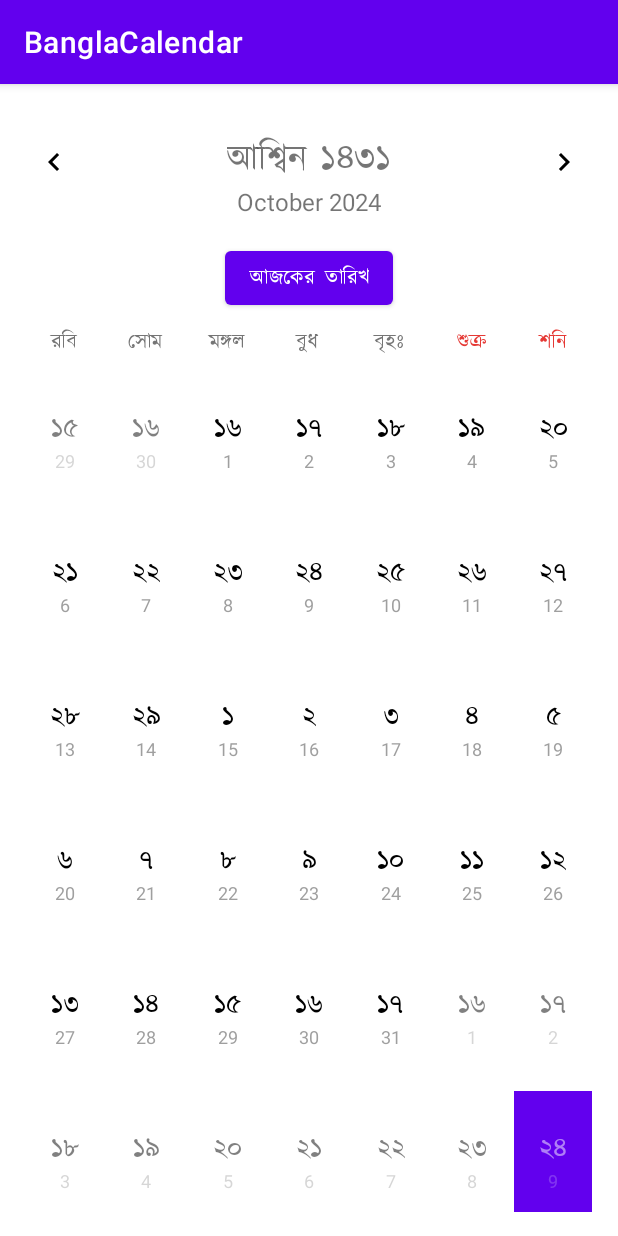
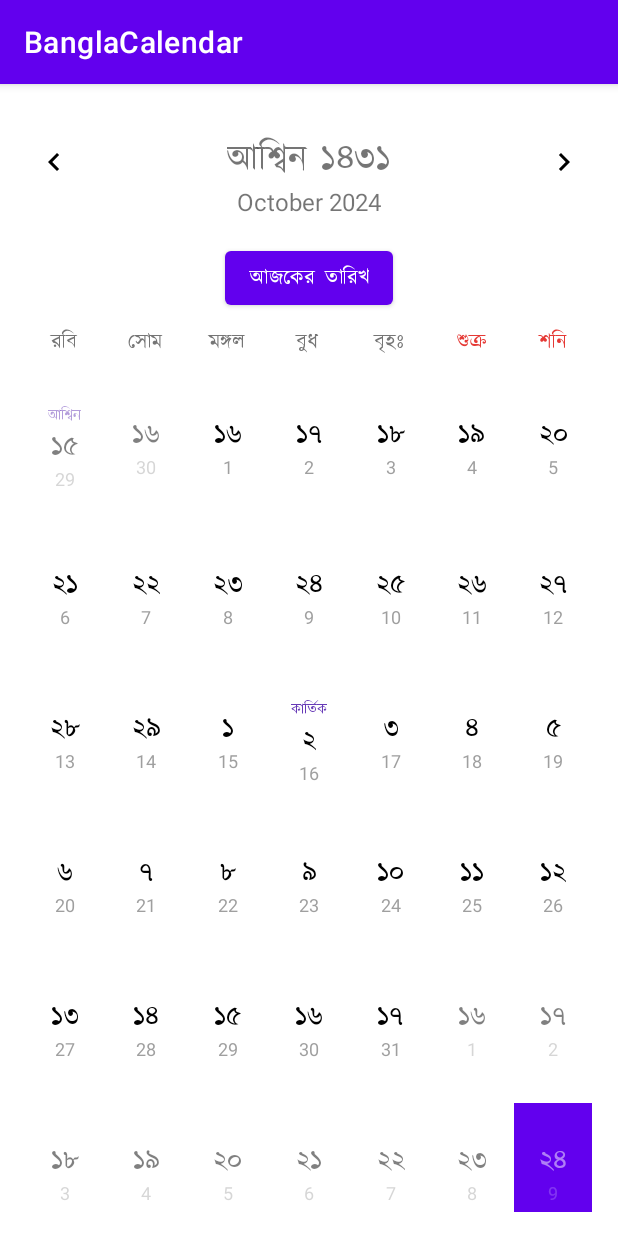
Before and after one commit to zawad1992/bangla-calendar, an Android app: the screen it shows after launch (MainActivity), after a tap on "Previous month", on a phone screen of 412 x 824 dp. Run offline under Robolectric (Android 15) with nearby library versions, the phone set to English and light mode, and no system bars.

Commit message:
[Refactor] Improve performance of getDaysInMonth

```diff
--- a/app/src/main/java/com/errorpoint/banglacalendar/MainActivity.kt
+++ b/app/src/main/java/com/errorpoint/banglacalendar/MainActivity.kt
@@ -1,7 +1,9 @@
 package com.errorpoint.banglacalendar
 
 import android.app.Dialog
+import android.graphics.Typeface
 import android.os.Bundle
+import android.util.LruCache
 import android.view.View
 import android.view.Window
 import android.widget.Button
@@ -19,8 +21,8 @@ import com.errorpoint.banglacalendar.utils.BanglaDateConverter
 import com.errorpoint.banglacalendar.utils.BanglaMonthYearPickerDialog
 import java.util.*
 
-
 class MainActivity : AppCompatActivity() {
+    private var banglaTypeface: Typeface? = null
     private lateinit var calendarRecyclerView: RecyclerView
     private lateinit var monthYearText: TextView
     private lateinit var prevMonth: ImageButton
@@ -30,15 +32,35 @@ class MainActivity : AppCompatActivity() {
     private lateinit var calendarAdapter: CalendarAdapter
 
     private var selectedDate = Calendar.getInstance()
+    private val dateListCache = LruCache<String, List<Date>>(12) // Cache for last 12 months
+    private val calendarCache = mutableMapOf<String, Calendar>()
 
     override fun onCreate(savedInstanceState: Bundle?) {
         super.onCreate(savedInstanceState)
         setContentView(R.layout.activity_main)
 
+        banglaTypeface = ResourcesCompat.getFont(this, R.font.bangla_font)
+
         initViews()
+        initCalendarAdapter()
         setListeners()
         setUpCalendar()
         setupBanglaFonts()
+    }
+
+    private fun initCalendarAdapter() {
+        calendarAdapter = CalendarAdapter(
+            banglaTypeface = banglaTypeface,
+            onDateClick = { date ->
+                val banglaClickedDate = BanglaDateConverter.convertToBanglaDate(date)
+                // Handle date click
+            }
+        )
+
+        calendarRecyclerView.apply {
+            layoutManager = GridLayoutManager(context, 7)
+            adapter = calendarAdapter
+        }
     }
 
     private fun initViews() {
@@ -51,12 +73,10 @@ class MainActivity : AppCompatActivity() {
     }
 
     private fun setupBanglaFonts() {
-        val banglaTypeface = ResourcesCompat.getFont(this, R.font.bangla_font)
         banglaTypeface?.let { typeface ->
             banglaMonthYear.typeface = typeface
             currentDateButton.typeface = typeface
 
-            // Set Bangla typeface for weekday headers
             val weekDaysLayout = findViewById<LinearLayout>(R.id.weekDaysLayout)
             for (i in 0 until weekDaysLayout.childCount) {
                 val child = weekDaysLayout.getChildAt(i)
@@ -65,7 +85,6 @@ class MainActivity : AppCompatActivity() {
                 }
             }
 
-            // Update adapter with new typeface
             if (::calendarAdapter.isInitialized) {
                 calendarAdapter.updateTypeface(typeface)
             }
@@ -97,9 +116,69 @@ class MainActivity : AppCompatActivity() {
         }
     }
 
+    private fun setUpCalendar() {
+        val monthYearFormatter = android.text.format.DateFormat.format("MMMM yyyy", selectedDate)
+        monthYearText.text = monthYearFormatter.toString()
+
+        val currentDate = Calendar.getInstance()
+        currentDateButton.visibility = if (
+            selectedDate.get(Calendar.MONTH) != currentDate.get(Calendar.MONTH) ||
+            selectedDate.get(Calendar.YEAR) != currentDate.get(Calendar.YEAR)
+        ) View.VISIBLE else View.GONE
+
+        val key = "${selectedDate.get(Calendar.YEAR)}-${selectedDate.get(Calendar.MONTH)}"
+        val banglaDate = getBanglaDateFromCache(key)
+        banglaMonthYear.text = "${banglaDate.month} ${convertToNumerals(banglaDate.year)}"
+
+        calendarAdapter.updateData(getDaysInMonth(selectedDate))
+    }
+
+    private fun getDaysInMonth(calendar: Calendar): List<Date> {
+        val key = "${calendar.get(Calendar.YEAR)}-${calendar.get(Calendar.MONTH)}"
+
+        return dateListCache.get(key) ?: run {
+            val dates = generateDaysInMonth(calendar)
+            dateListCache.put(key, dates)
+            dates
+        }
+    }
+
+    private fun generateDaysInMonth(calendar: Calendar): List<Date> {
+        val dates = ArrayList<Date>(42) // Pre-size ArrayList
+        val monthCalendar = getCalendarFromCache(calendar)
+
+        val firstDayOfMonth = monthCalendar.get(Calendar.DAY_OF_WEEK) - 1
+        monthCalendar.add(Calendar.DAY_OF_MONTH, -firstDayOfMonth)
+
+        repeat(42) {
+            dates.add(monthCalendar.time)
+            monthCalendar.add(Calendar.DAY_OF_MONTH, 1)
+        }
+
+        return dates
+    }
+
+    private fun getCalendarFromCache(calendar: Calendar): Calendar {
+        val key = "${calendar.get(Calendar.YEAR)}-${calendar.get(Calendar.MONTH)}"
+
+        return calendarCache.getOrPut(key) {
+            (calendar.clone() as Calendar).apply {
+                set(Calendar.DAY_OF_MONTH, 1)
+                set(Calendar.HOUR_OF_DAY, 0)
+                set(Calendar.MINUTE, 0)
+                set(Calendar.SECOND, 0)
+                set(Calendar.MILLISECOND, 0)
+            }
+        }
+    }
+
+    private fun getBanglaDateFromCache(key: String): BanglaDate {
+        return banglaDateCache.getOrPut(key) {
+            BanglaDateConverter.convertToBanglaDate(Date(selectedDate.timeInMillis))
+        }
+    }
 
     private fun showEnglishDatePicker() {
-        // Create custom dialog for month-year picker
         val dialog = Dialog(this)
         dialog.requestWindowFeature(Window.FEATURE_NO_TITLE)
         dialog.setContentView(R.layout.dialog_english_date_picker)
@@ -109,7 +188,6 @@ class MainActivity : AppCompatActivity() {
         val btnOk = dialog.findViewById<Button>(R.id.btnOk)
         val btnCancel = dialog.findViewById<Button>(R.id.btnCancel)
 
-        // Set up month picker
         val months = arrayOf(
             "January", "February", "March", "April", "May", "June",
             "July", "August", "September", "October", "November", "December"
@@ -119,13 +197,11 @@ class MainActivity : AppCompatActivity() {
         monthPicker.displayedValues = months
         monthPicker.value = selectedDate.get(Calendar.MONTH)
 
-        // Set up year picker
         val currentYear = Calendar.getInstance().get(Calendar.YEAR)
         yearPicker.minValue = currentYear - 100
         yearPicker.maxValue = currentYear + 100
         yearPicker.value = selectedDate.get(Calendar.YEAR)
 
-        // Handle button clicks
         btnOk.setOnClickListener {
             selectedDate.set(Calendar.YEAR, yearPicker.value)
             selectedDate.set(Calendar.MONTH, monthPicker.value)
@@ -140,14 +216,12 @@ class MainActivity : AppCompatActivity() {
         dialog.show()
     }
 
-
     private fun showBanglaMonthPicker() {
         val currentBanglaDate = BanglaDateConverter.convertToBanglaDate(Date(selectedDate.timeInMillis))
         val dialog = BanglaMonthYearPickerDialog(
             this,
             currentBanglaDate
         ) { year, month ->
-            // Convert selected Bangla date to English
             val englishDate = BanglaDateConverter.convertToGregorianDate(
                 BanglaDate(1, month, year)
             )
@@ -155,58 +229,6 @@ class MainActivity : AppCompatActivity() {
             setUpCalendar()
         }
         dialog.show()
-    }
-
-
-     private fun setUpCalendar() {
-        monthYearText.text = android.text.format.DateFormat.format("MMMM yyyy", selectedDate)
-
-        val currentDate = Calendar.getInstance()
-        currentDateButton.visibility = if (
-            selectedDate.get(Calendar.MONTH) != currentDate.get(Calendar.MONTH) ||
-            selectedDate.get(Calendar.YEAR) != currentDate.get(Calendar.YEAR)
-        ) View.VISIBLE else View.GONE
-
-        val banglaDate = BanglaDateConverter.convertToBanglaDate(Date(selectedDate.timeInMillis))
-        banglaMonthYear.text = "${banglaDate.month} ${convertToNumerals(banglaDate.year)}"
-
-        val daysInMonth = getDaysInMonth(selectedDate)
-        val banglaTypeface = ResourcesCompat.getFont(this, R.font.bangla_font)
-        calendarAdapter = CalendarAdapter(
-            dates = daysInMonth,
-            banglaTypeface = banglaTypeface,
-            onDateClick = { date ->
-                val banglaClickedDate = BanglaDateConverter.convertToBanglaDate(date)
-                // Handle date click
-            }
-        )
-
-        calendarRecyclerView.apply {
-            layoutManager = GridLayoutManager(context, 7)
-            adapter = calendarAdapter
-        }
-    }
-
-    private fun getDaysInMonth(calendar: Calendar): List<Date> {
-        val dates = mutableListOf<Date>()
-
-        // Clone the calendar to avoid modifying the original
-        val monthCalendar = calendar.clone() as Calendar
-
-        // Set to first day of month
-        monthCalendar.set(Calendar.DAY_OF_MONTH, 1)
-
-        // Calculate the offset for the first day of month
-        val firstDayOfMonth = monthCalendar.get(Calendar.DAY_OF_WEEK) - 1
-        monthCalendar.add(Calendar.DAY_OF_MONTH, -firstDayOfMonth)
-
-        // Add 42 days (6 weeks) to show complete calendar
-        while (dates.size < 42) {
-            dates.add(monthCalendar.time)
-            monthCalendar.add(Calendar.DAY_OF_MONTH, 1)
-        }
-
-        return dates
     }
 
     private fun convertToNumerals(number: Int): String {
@@ -226,4 +248,8 @@ class MainActivity : AppCompatActivity() {
             }
         }.joinToString("")
     }
+
+    companion object {
+        private val banglaDateCache = mutableMapOf<String, BanglaDate>()
+    }
 }
--- a/app/src/main/java/com/errorpoint/banglacalendar/adapter/CalendarAdapter.kt
+++ b/app/src/main/java/com/errorpoint/banglacalendar/adapter/CalendarAdapter.kt
@@ -8,25 +8,30 @@ import android.widget.TextView
 import androidx.core.content.ContextCompat
 import androidx.recyclerview.widget.RecyclerView
 import com.errorpoint.banglacalendar.R
+import com.errorpoint.banglacalendar.utils.BanglaDate
 import com.errorpoint.banglacalendar.utils.BanglaDateConverter
 import java.util.*
 
 class CalendarAdapter(
-    private val dates: List<Date>,
-    private var banglaTypeface: Typeface?,
+    private var dates: List<Date> = listOf(),
+    private var banglaTypeface: Typeface? = null,
     private val onDateClick: (Date) -> Unit
 ) : RecyclerView.Adapter<CalendarAdapter.CalendarViewHolder>() {
 
-    fun updateTypeface(typeface: Typeface) {
-        banglaTypeface = typeface
-        notifyDataSetChanged()
+    private val dayFormatCache = mutableMapOf<Int, String>()
+    private val banglaDateCache = mutableMapOf<Date, BanglaDate>()
+    private val displayedMonthCalendar = Calendar.getInstance()
+    private val today = Calendar.getInstance().apply {
+        set(Calendar.HOUR_OF_DAY, 0)
+        set(Calendar.MINUTE, 0)
+        set(Calendar.SECOND, 0)
+        set(Calendar.MILLISECOND, 0)
     }
-
-    private val today = Calendar.getInstance()
 
     inner class CalendarViewHolder(itemView: View) : RecyclerView.ViewHolder(itemView) {
         val banglaDate: TextView = itemView.findViewById(R.id.cellBanglaDate)
         val englishDate: TextView = itemView.findViewById(R.id.cellDayText)
+        val banglaMonth: TextView = itemView.findViewById(R.id.cellBanglaMonth)
     }
 
     override fun onCreateViewHolder(parent: ViewGroup, viewType: Int): CalendarViewHolder {
@@ -37,54 +42,107 @@ class CalendarAdapter(
         return CalendarViewHolder(view)
     }
 
+    fun updateData(newDates: List<Date>) {
+        this.dates = newDates
+        dayFormatCache.clear()
+        banglaDateCache.clear()
+
+        if (dates.isNotEmpty()) {
+            displayedMonthCalendar.time = dates[15]
+            displayedMonthCalendar.set(Calendar.DAY_OF_MONTH, 1)
+        }
+        notifyDataSetChanged()
+    }
+
+    fun updateTypeface(typeface: Typeface) {
+        banglaTypeface = typeface
+        notifyDataSetChanged()
+    }
+
     override fun onBindViewHolder(holder: CalendarViewHolder, position: Int) {
+        if (dates.isEmpty()) return
+
         banglaTypeface?.let { typeface ->
             holder.banglaDate.typeface = typeface
+            holder.banglaMonth.typeface = typeface
         }
 
         val date = dates[position]
-        val calendar = Calendar.getInstance().apply { time = date }
-        val displayedMonthCalendar = Calendar.getInstance().apply {
-            time = dates[15]
-            set(Calendar.DAY_OF_MONTH, 1)
+        val calendar = Calendar.getInstance().apply {
+            time = date
+            set(Calendar.HOUR_OF_DAY, 0)
+            set(Calendar.MINUTE, 0)
+            set(Calendar.SECOND, 0)
+            set(Calendar.MILLISECOND, 0)
         }
 
-        // Convert to Bangla date
-        val banglaDate = BanglaDateConverter.convertToBanglaDate(date)
+        val banglaDate = getBanglaDateFromCache(date)
 
-        // Set dates with Bangla numerals for Bangla date
-        holder.banglaDate.text = convertToNumerals(banglaDate.day)
+        holder.banglaDate.text = getDayFromCache(banglaDate.day)
         holder.englishDate.text = calendar.get(Calendar.DAY_OF_MONTH).toString()
 
-        // Check if date is in current month
+        val showMonth = when {
+            position == 0 -> true
+            position > 0 -> {
+                val previousDate = getBanglaDateFromCache(dates[position - 1])
+                previousDate.month != banglaDate.month
+            }
+            else -> false
+        }
+
+        holder.banglaMonth.apply {
+            text = if (showMonth) banglaDate.month else ""
+            visibility = if (showMonth) View.VISIBLE else View.GONE
+        }
+
         val isCurrentMonth = calendar.get(Calendar.MONTH) == displayedMonthCalendar.get(Calendar.MONTH)
 
-        if (!isCurrentMonth) {
-            holder.banglaDate.alpha = 0.5f
-            holder.englishDate.alpha = 0.3f  // Make English date even lighter when not in current month
-        } else {
-            holder.banglaDate.alpha = 1.0f
-            holder.englishDate.alpha = 0.7f  // Slightly dim English date to emphasize Bangla date
-        }
-
-        // Style for today
-        if (calendar.get(Calendar.DAY_OF_YEAR) == today.get(Calendar.DAY_OF_YEAR) &&
-            calendar.get(Calendar.YEAR) == today.get(Calendar.YEAR)) {
-            holder.itemView.setBackgroundResource(R.drawable.today_background)
-            holder.banglaDate.setTextColor(ContextCompat.getColor(holder.itemView.context, R.color.white))
-            holder.englishDate.setTextColor(ContextCompat.getColor(holder.itemView.context,
-                R.color.white_70))  // Slightly transparent white for English date
-        } else {
-            holder.itemView.setBackgroundResource(R.drawable.calendar_cell_bg)
-            holder.banglaDate.setTextColor(ContextCompat.getColor(holder.itemView.context, R.color.black))
-            holder.englishDate.setTextColor(ContextCompat.getColor(holder.itemView.context,
-                R.color.calendar_secondary_text))
-        }
+        updateCellVisibility(holder, isCurrentMonth)
+        updateCellStyle(holder, calendar, isCurrentMonth)
 
         holder.itemView.setOnClickListener { onDateClick(date) }
     }
 
-    override fun getItemCount(): Int = dates.size
+    private fun updateCellVisibility(holder: CalendarViewHolder, isCurrentMonth: Boolean) {
+        val alpha = if (isCurrentMonth) {
+            Triple(1.0f, 0.7f, 1.0f) // banglaDate, englishDate, banglaMonth
+        } else {
+            Triple(0.5f, 0.3f, 0.5f)
+        }
+
+        holder.banglaDate.alpha = alpha.first
+        holder.englishDate.alpha = alpha.second
+        holder.banglaMonth.alpha = alpha.third
+    }
+
+    private fun updateCellStyle(holder: CalendarViewHolder, calendar: Calendar, isCurrentMonth: Boolean) {
+        val isToday = calendar.get(Calendar.DAY_OF_YEAR) == today.get(Calendar.DAY_OF_YEAR) &&
+                      calendar.get(Calendar.YEAR) == today.get(Calendar.YEAR)
+
+        if (isToday) {
+            holder.itemView.setBackgroundResource(R.drawable.today_background)
+            holder.banglaDate.setTextColor(ContextCompat.getColor(holder.itemView.context, R.color.white))
+            holder.englishDate.setTextColor(ContextCompat.getColor(holder.itemView.context, R.color.white_70))
+            holder.banglaMonth.setTextColor(ContextCompat.getColor(holder.itemView.context, R.color.white))
+        } else {
+            holder.itemView.setBackgroundResource(R.drawable.calendar_cell_bg)
+            holder.banglaDate.setTextColor(ContextCompat.getColor(holder.itemView.context, R.color.black))
+            holder.englishDate.setTextColor(ContextCompat.getColor(holder.itemView.context, R.color.calendar_secondary_text))
+            holder.banglaMonth.setTextColor(ContextCompat.getColor(holder.itemView.context, R.color.calendar_primary))
+        }
+    }
+
+    private fun getBanglaDateFromCache(date: Date): BanglaDate {
+        return banglaDateCache.getOrPut(date) {
+            BanglaDateConverter.convertToBanglaDate(date)
+        }
+    }
+
+    private fun getDayFromCache(day: Int): String {
+        return dayFormatCache.getOrPut(day) {
+            convertToNumerals(day)
+        }
+    }
 
     private fun convertToNumerals(number: Int): String {
         return number.toString().map {
@@ -103,4 +161,6 @@ class CalendarAdapter(
             }
         }.joinToString("")
     }
+
+    override fun getItemCount(): Int = dates.size
 }
--- a/app/src/main/res/drawable/calendar_cell_bg.xml
+++ b/app/src/main/res/drawable/calendar_cell_bg.xml
@@ -1,10 +1,4 @@
 <?xml version="1.0" encoding="utf-8"?>
-<ripple xmlns:android="http://schemas.android.com/apk/res/android"
-    android:color="@color/ripple_color">
-    <item>
-        <shape android:shape="rectangle">
-            <solid android:color="@android:color/white"/>
-            <corners android:radius="8dp"/>
-        </shape>
-    </item>
-</ripple>
+<shape xmlns:android="http://schemas.android.com/apk/res/android">
+    <solid android:color="@android:color/transparent" />
+</shape>
--- a/app/src/main/res/layout/calendar_cell.xml
+++ b/app/src/main/res/layout/calendar_cell.xml
@@ -6,19 +6,33 @@
     android:layout_margin="1dp"
     android:background="@drawable/calendar_cell_bg">
 
+    <!-- Bangla Month - Only visible when month changes -->
+    <TextView
+        android:id="@+id/cellBanglaMonth"
+        android:layout_width="wrap_content"
+        android:layout_height="wrap_content"
+        android:textSize="10sp"
+        android:visibility="gone"
+        android:textColor="@color/calendar_primary"
+        app:layout_constraintBottom_toTopOf="@id/cellBanglaDate"
+        app:layout_constraintEnd_toEndOf="parent"
+        app:layout_constraintStart_toStartOf="parent"
+        app:layout_constraintTop_toTopOf="parent"
+        app:layout_constraintVertical_chainStyle="packed"/>
+
+    <!-- Bangla Date -->
     <TextView
         android:id="@+id/cellBanglaDate"
         android:layout_width="wrap_content"
         android:layout_height="wrap_content"
         android:textSize="18sp"
         android:textStyle="bold"
-        android:fontFamily="@font/bangla_font"
         app:layout_constraintBottom_toTopOf="@id/cellDayText"
         app:layout_constraintEnd_toEndOf="parent"
         app:layout_constraintStart_toStartOf="parent"
-        app:layout_constraintTop_toTopOf="parent"
-        app:layout_constraintVertical_chainStyle="packed" />
+        app:layout_constraintTop_toBottomOf="@id/cellBanglaMonth"/>
 
+    <!-- English Date -->
     <TextView
         android:id="@+id/cellDayText"
         android:layout_width="wrap_content"
@@ -27,6 +41,6 @@
         app:layout_constraintBottom_toBottomOf="parent"
         app:layout_constraintEnd_toEndOf="parent"
         app:layout_constraintStart_toStartOf="parent"
-        app:layout_constraintTop_toBottomOf="@id/cellBanglaDate" />
+        app:layout_constraintTop_toBottomOf="@id/cellBanglaDate"/>
 
 </androidx.constraintlayout.widget.ConstraintLayout>
--- a/app/src/main/res/values/colors.xml
+++ b/app/src/main/res/values/colors.xml
@@ -16,4 +16,5 @@
     <color name="weekend_primary">#E53935</color>
     <color name="weekend_secondary">#FFCDD2</color>
     <color name="white_70">#B3FFFFFF</color>
+    <color name="calendar_primary">#673AB7</color>
 </resources>
```
